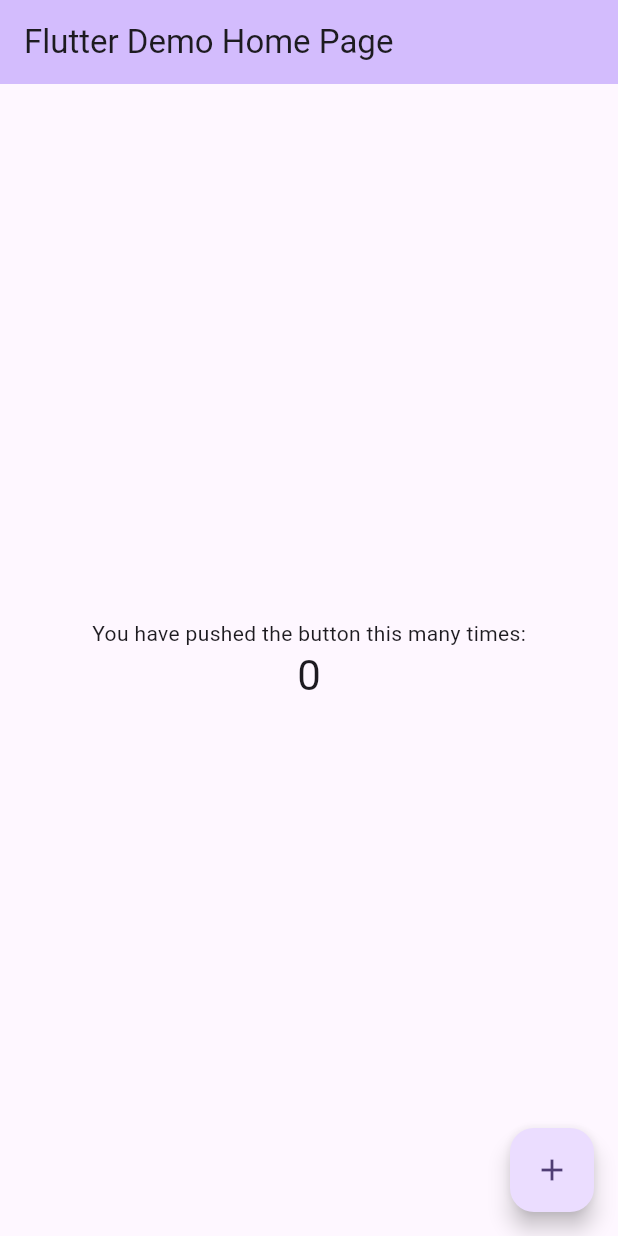
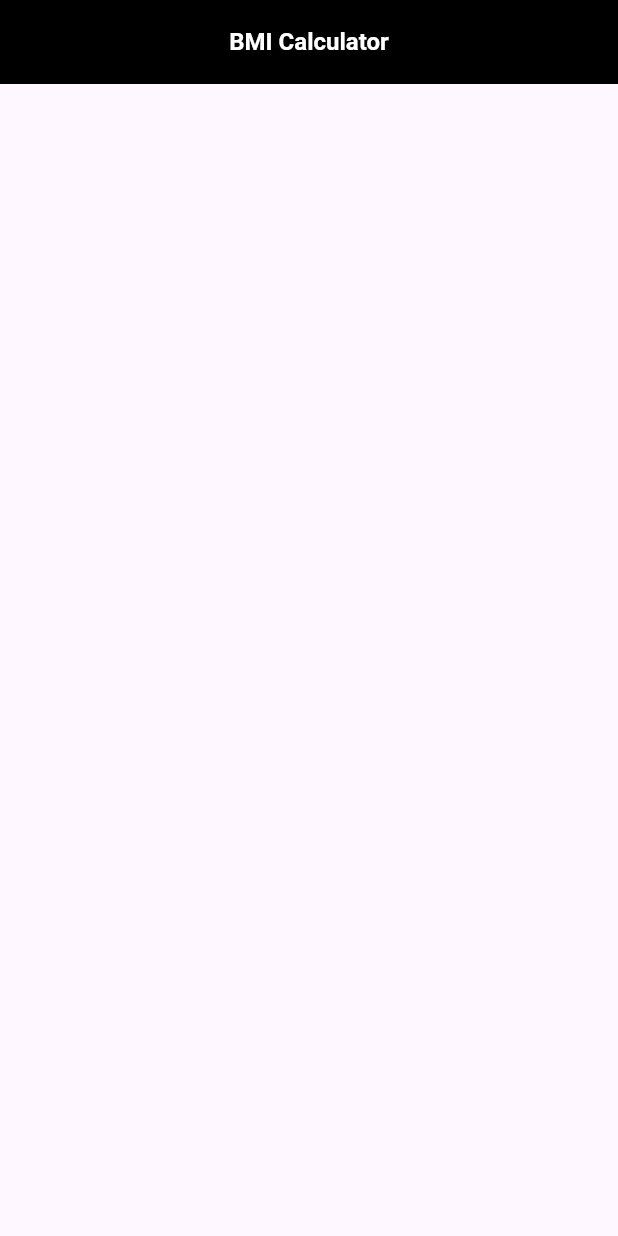
Before and after one commit to TheRealHex/bmi-calc-flutter, a Flutter app: the screen it shows after launch, on a phone screen of 412 x 824 dp. Run offline on Flutter 3.47's test engine with Material 3 defaults, Android fonts, the phone set to English and light mode, and no system bars.

```diff
--- a/lib/main.dart
+++ b/lib/main.dart
@@ -1,125 +1,18 @@
+import 'package:bmi_calculator/screens/home.dart';
 import 'package:flutter/material.dart';
 
 void main() {
-  runApp(const MyApp());
+  runApp(const Main());
 }
 
-class MyApp extends StatelessWidget {
-  const MyApp({super.key});
+class Main extends StatelessWidget {
+  const Main({super.key});
 
-  // This widget is the root of your application.
   @override
   Widget build(BuildContext context) {
-    return MaterialApp(
-      title: 'Flutter Demo',
-      theme: ThemeData(
-        // This is the theme of your application.
-        //
-        // TRY THIS: Try running your application with "flutter run". You'll see
-        // the application has a purple toolbar. Then, without quitting the app,
-        // try changing the seedColor in the colorScheme below to Colors.green
-        // and then invoke "hot reload" (save your changes or press the "hot
-        // reload" button in a Flutter-supported IDE, or press "r" if you used
-        // the command line to start the app).
-        //
-        // Notice that the counter didn't reset back to zero; the application
-        // state is not lost during the reload. To reset the state, use hot
-        // restart instead.
-        //
-        // This works for code too, not just values: Most code changes can be
-        // tested with just a hot reload.
-        colorScheme: ColorScheme.fromSeed(seedColor: Colors.deepPurple),
-        useMaterial3: true,
-      ),
-      home: const MyHomePage(title: 'Flutter Demo Home Page'),
+    return const MaterialApp(
+      debugShowCheckedModeBanner: false,
+      home: Home(),
     );
   }
 }
-
-class MyHomePage extends StatefulWidget {
-  const MyHomePage({super.key, required this.title});
-
-  // This widget is the home page of your application. It is stateful, meaning
-  // that it has a State object (defined below) that contains fields that affect
-  // how it looks.
-
-  // This class is the configuration for the state. It holds the values (in this
-  // case the title) provided by the parent (in this case the App widget) and
-  // used by the build method of the State. Fields in a Widget subclass are
-  // always marked "final".
-
-  final String title;
-
-  @override
-  State<MyHomePage> createState() => _MyHomePageState();
-}
-
-class _MyHomePageState extends State<MyHomePage> {
-  int _counter = 0;
-
-  void _incrementCounter() {
-    setState(() {
-      // This call to setState tells the Flutter framework that something has
-      // changed in this State, which causes it to rerun the build method below
-      // so that the display can reflect the updated values. If we changed
-      // _counter without calling setState(), then the build method would not be
-      // called again, and so nothing would appear to happen.
-      _counter++;
-    });
-  }
-
-  @override
-  Widget build(BuildContext context) {
-    // This method is rerun every time setState is called, for instance as done
-    // by the _incrementCounter method above.
-    //
-    // The Flutter framework has been optimized to make rerunning build methods
-    // fast, so that you can just rebuild anything that needs updating rather
-    // than having to individually change instances of widgets.
-    return Scaffold(
-      appBar: AppBar(
-        // TRY THIS: Try changing the color here to a specific color (to
-        // Colors.amber, perhaps?) and trigger a hot reload to see the AppBar
-        // change color while the other colors stay the same.
-        backgroundColor: Theme.of(context).colorScheme.inversePrimary,
-        // Here we take the value from the MyHomePage object that was created by
-        // the App.build method, and use it to set our appbar title.
-        title: Text(widget.title),
-      ),
-      body: Center(
-        // Center is a layout widget. It takes a single child and positions it
-        // in the middle of the parent.
-        child: Column(
-          // Column is also a layout widget. It takes a list of children and
-          // arranges them vertically. By default, it sizes itself to fit its
-          // children horizontally, and tries to be as tall as its parent.
-          //
-          // Column has various properties to control how it sizes itself and
-          // how it positions its children. Here we use mainAxisAlignment to
-          // center the children vertically; the main axis here is the vertical
-          // axis because Columns are vertical (the cross axis would be
-          // horizontal).
-          //
-          // TRY THIS: Invoke "debug painting" (choose the "Toggle Debug Paint"
-          // action in the IDE, or press "p" in the console), to see the
-          // wireframe for each widget.
-          mainAxisAlignment: MainAxisAlignment.center,
-          children: <Widget>[
-            const Text(
-              'You have pushed the button this many times:',
-            ),
-            Text(
-              '$_counter',
-              style: Theme.of(context).textTheme.headlineMedium,
-            ),
-          ],
-        ),
-      ),
-      floatingActionButton: FloatingActionButton(
-        onPressed: _incrementCounter,
-        tooltip: 'Increment',
-        child: const Icon(Icons.add),
-      ), // This trailing comma makes auto-formatting nicer for build methods.
-    );
-  }
-}
--- /dev/null
+++ b/lib/screens/home.dart
@@ -0,0 +1,20 @@
+import 'package:flutter/material.dart';
+
+class Home extends StatelessWidget {
+  const Home({super.key});
+
+  @override
+  Widget build(BuildContext context) {
+    return Scaffold(
+      appBar: AppBar(
+        backgroundColor: Colors.black,
+        title: const Text('BMI Calculator'),
+        centerTitle: true,
+        titleTextStyle: const TextStyle(
+          fontWeight: FontWeight.bold,
+          fontSize: 16,
+        ),
+      ),
+    );
+  }
+}
```
